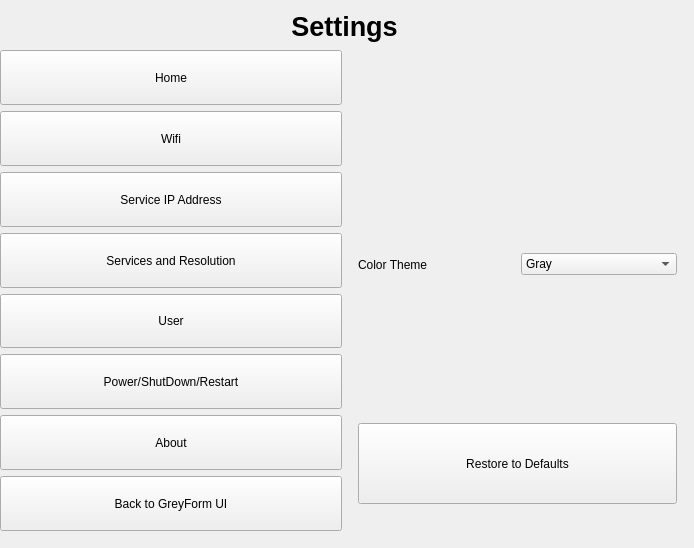
Qt form Greyform-linux-ros1/Python_Application/UI_Design/setting.ui (mokzhizhuan/GreyForm_UIs) before a commit.
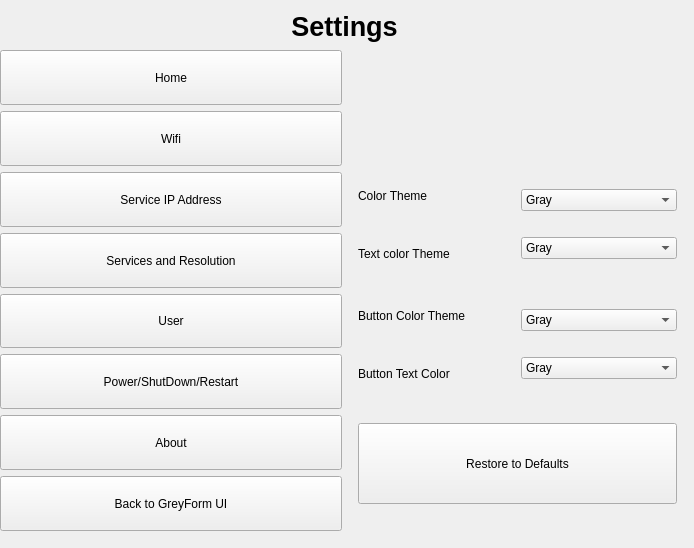
The same form after that commit.

Commit message: button reorder

```diff
--- a/Greyform-linux-ros1/Python_Application/UI_Design/setting.ui
+++ b/Greyform-linux-ros1/Python_Application/UI_Design/setting.ui
@@ -201,37 +201,71 @@
           <property name="geometry">
            <rect>
             <x>10</x>
-            <y>130</y>
+            <y>90</y>
             <width>319</width>
             <height>111</height>
            </rect>
           </property>
-          <layout class="QHBoxLayout" name="horizontalLayout">
+          <layout class="QHBoxLayout" name="horizontalLayout" stretch="0,0">
            <item>
-            <widget class="QLabel" name="colortitlelabel">
-             <property name="text">
-              <string>Color Theme</string>
-             </property>
-            </widget>
+            <layout class="QVBoxLayout" name="verticalLayout_5">
+             <item>
+              <widget class="QLabel" name="colortitlelabel">
+               <property name="text">
+                <string>Color Theme</string>
+               </property>
+              </widget>
+             </item>
+             <item>
+              <widget class="QLabel" name="colortitlelabel_text">
+               <property name="text">
+                <string>Text color Theme</string>
+               </property>
+              </widget>
+             </item>
+            </layout>
            </item>
            <item>
-            <widget class="QComboBox" name="themebox">
+            <layout class="QVBoxLayout" name="verticalLayout_6">
              <item>
-              <property name="text">
-               <string>Gray</string>
-              </property>
+              <widget class="QComboBox" name="themebox">
+               <item>
+                <property name="text">
+                 <string>Gray</string>
+                </property>
+               </item>
+               <item>
+                <property name="text">
+                 <string>Black</string>
+                </property>
+               </item>
+               <item>
+                <property name="text">
+                 <string>Other Color</string>
+                </property>
+               </item>
+              </widget>
              </item>
              <item>
-              <property name="text">
-               <string>Black</string>
-              </property>
+              <widget class="QComboBox" name="themetextbox">
+               <item>
+                <property name="text">
+                 <string>Gray</string>
+                </property>
+               </item>
+               <item>
+                <property name="text">
+                 <string>Black</string>
+                </property>
+               </item>
+               <item>
+                <property name="text">
+                 <string>Other Color</string>
+                </property>
+               </item>
+              </widget>
              </item>
-             <item>
-              <property name="text">
-               <string>Other Color</string>
-              </property>
-             </item>
-            </widget>
+            </layout>
            </item>
           </layout>
          </widget>
@@ -254,6 +288,78 @@
            <string>Restore to Defaults</string>
           </property>
          </widget>
+         <widget class="QWidget" name="layoutWidgethome_2">
+          <property name="geometry">
+           <rect>
+            <x>10</x>
+            <y>210</y>
+            <width>319</width>
+            <height>111</height>
+           </rect>
+          </property>
+          <layout class="QHBoxLayout" name="horizontalLayout_8" stretch="0,0">
+           <item>
+            <layout class="QVBoxLayout" name="verticalLayout" stretch="1,1">
+             <item>
+              <widget class="QLabel" name="buttoncolortitlelabel">
+               <property name="text">
+                <string>Button Color Theme</string>
+               </property>
+              </widget>
+             </item>
+             <item>
+              <widget class="QLabel" name="buttoncolortitlelabel_text">
+               <property name="text">
+                <string>Button Text Color</string>
+               </property>
+              </widget>
+             </item>
+            </layout>
+           </item>
+           <item>
+            <layout class="QVBoxLayout" name="verticalLayout_3">
+             <item>
+              <widget class="QComboBox" name="buttonthemebox">
+               <item>
+                <property name="text">
+                 <string>Gray</string>
+                </property>
+               </item>
+               <item>
+                <property name="text">
+                 <string>Black</string>
+                </property>
+               </item>
+               <item>
+                <property name="text">
+                 <string>Other Color</string>
+                </property>
+               </item>
+              </widget>
+             </item>
+             <item>
+              <widget class="QComboBox" name="buttonthemetextbox">
+               <item>
+                <property name="text">
+                 <string>Gray</string>
+                </property>
+               </item>
+               <item>
+                <property name="text">
+                 <string>Black</string>
+                </property>
+               </item>
+               <item>
+                <property name="text">
+                 <string>Other Color</string>
+                </property>
+               </item>
+              </widget>
+             </item>
+            </layout>
+           </item>
+          </layout>
+         </widget>
         </widget>
         <widget class="QWidget" name="wifipage">
          <widget class="QLabel" name="interface_label">
```
Left out of the diff: 50 changed lines with no effect on the pictures. The commit also changes 51 other files.
